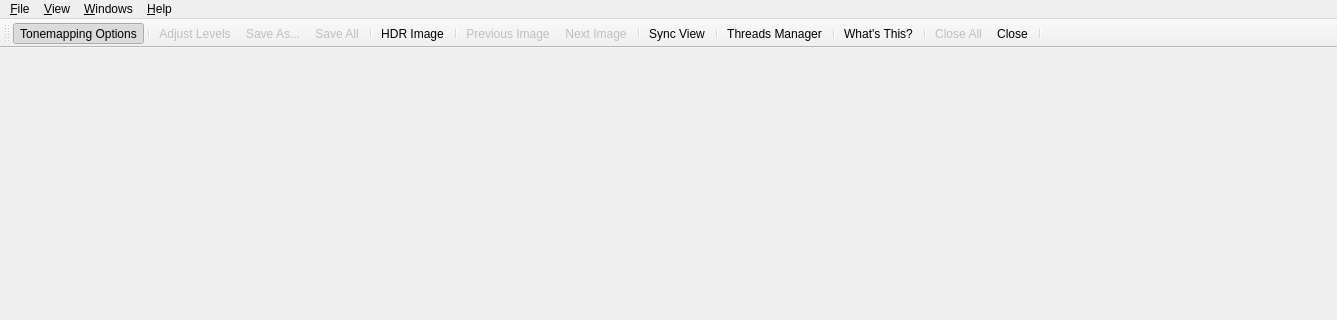
Qt form forms/TonemappingWindow.ui (LuminanceHDR/LuminanceHDR) before a commit; both pictures show x 0 to 1337 and y 0 to 320 of the 1337 by 822 pixel window.
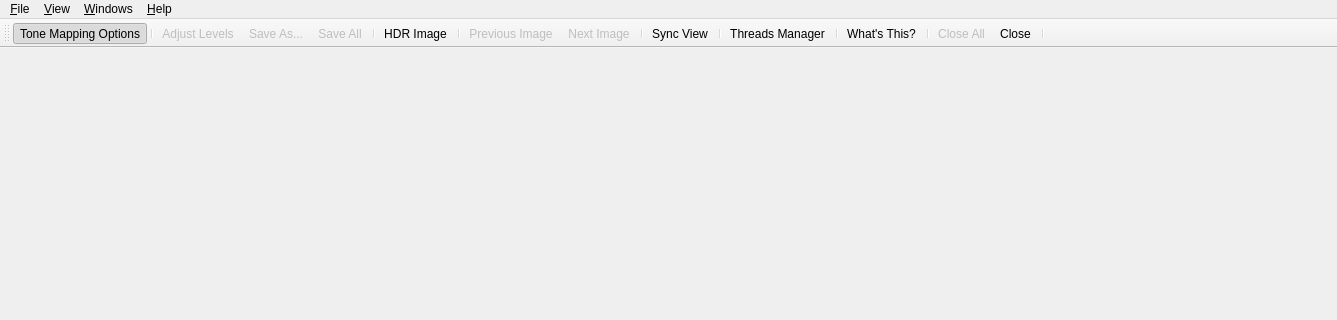
The same form after that commit. Icons and pictures are not drawn.

Patch:
```diff
--- a/forms/TonemappingWindow.ui
+++ b/forms/TonemappingWindow.ui
@@ -182,10 +182,10 @@
      <normaloff>:/new/prefix1/images/luminance.png</normaloff>:/new/prefix1/images/luminance.png</iconset>
    </property>
    <property name="text" >
-    <string>Tonemapping Options</string>
+    <string>Tone Mapping Options</string>
    </property>
    <property name="iconText" >
-    <string>Tonemapping Options</string>
+    <string>Tone Mapping Options</string>
    </property>
    <property name="toolTip" >
     <string>Toggle display of the tonemapping options sidebar</string>
```
